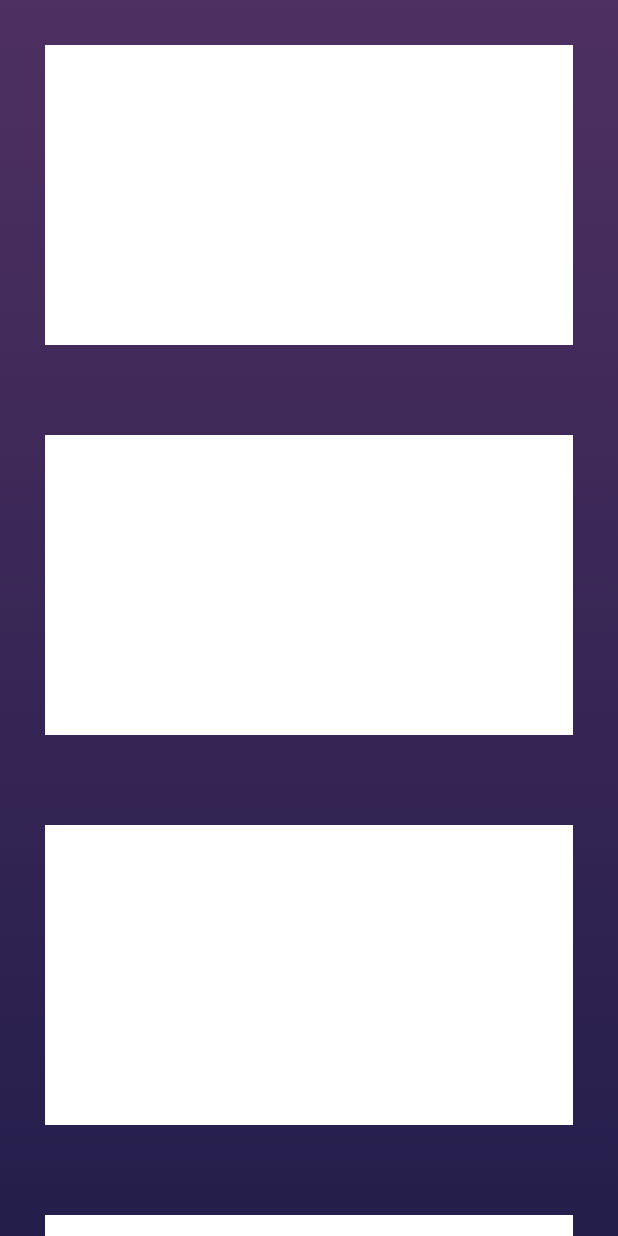
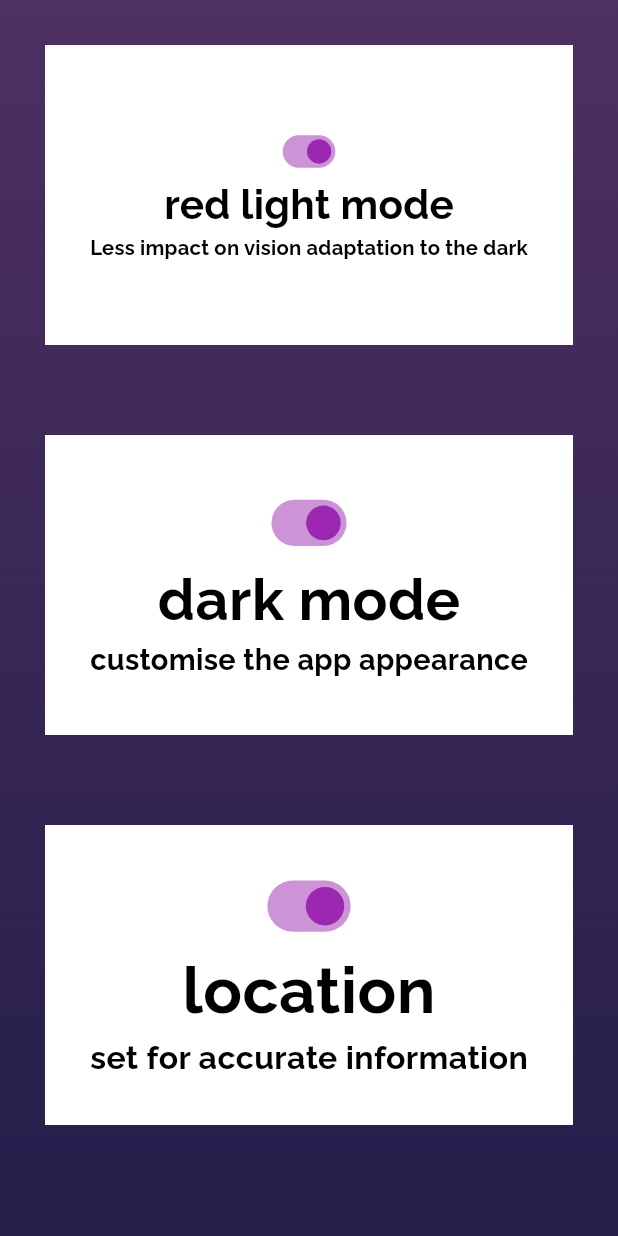
Before and after one commit to khorcarol/skyspy, a Flutter app: the screen it shows after launch, on a phone screen of 412 x 824 dp. Run offline on Flutter 3.47's test engine with Material 3 defaults, Android fonts, the light colour scheme and no system bars.

Commit message:
added files

```diff
--- a/lib/settings.dart
+++ b/lib/settings.dart
@@ -1,5 +1,66 @@
 import 'package:flutter/material.dart';
 
+class CustomSwitchCard extends StatelessWidget {
+  final String title;
+  final String description;
+  final bool switchValue;
+  final Function(bool)? onChanged;
+
+  const CustomSwitchCard({
+    Key? key,
+    required this.title,
+    required this.description,
+    required this.switchValue,
+    required this.onChanged,
+  }) : super(key: key);
+
+  @override
+  Widget build(BuildContext context) {
+    return Padding(
+      padding: const EdgeInsets.all(30.0),
+      child: Container(
+        height: 200,
+        color: Colors.white,
+        child: Padding(
+          padding: const EdgeInsets.all(30),
+          child: FittedBox(
+            fit: BoxFit.fitWidth,
+            child: Column(
+              children: [
+                Align(alignment: Alignment.topRight,
+                  child:
+                    Switch(
+                      value: switchValue,
+                      onChanged: onChanged,
+                      activeColor: Colors.purple,
+                    )
+                    ),
+                    Text(
+                      title,
+                      style: const TextStyle(
+                        fontSize: 40,
+                        color: Colors.black,
+                        fontFamily: "Raleway",
+                      ),
+                    ),
+                    Text(
+                      description,
+                      style: TextStyle(
+                        fontSize: 20,
+                        color: Colors.black,
+                        fontFamily: "Raleway",
+                      ),
+                    ),
+                  ],
+                ),
+
+            ),
+          ),
+        ),
+
+    );
+  }
+}
 class SettingsPage extends StatelessWidget {
   const SettingsPage({super.key});
 
@@ -16,20 +77,32 @@ class SettingsPage extends StatelessWidget {
             Color.fromRGBO(36, 30, 75, 1),
           ])),
       child: ListView(
+        children: [
 
-                children: [
-                  Padding(
-                      padding: EdgeInsets.all(30.0),
-                      child: Container(height: 200, color: Colors.white)),
-                  Padding(
-                      padding: EdgeInsets.all(30.0),
-                      child: Container(height: 200, color: Colors.white)),
-                      Padding(
-                      padding: EdgeInsets.all(30.0),
-                      child: Container(height: 200, color: Colors.white)),
-                      Padding(
-                      padding: EdgeInsets.all(30.0),
-                      child: Container(height: 200, color: Colors.white)),
+          CustomSwitchCard(
+            title: 'red light mode',
+            description: 'Less impact on vision adaptation to the dark',
+            switchValue: true,
+            onChanged: (bool value) {
+              // Handle switch value changes here
+            },
+          ),
+          CustomSwitchCard(
+            title: 'dark mode',
+            description: 'customise the app appearance',
+            switchValue: true,
+            onChanged: (bool value) {
+              // Handle switch value changes here
+            },
+          ),
+          CustomSwitchCard(
+            title: 'location',
+            description: 'set for accurate information',
+            switchValue: true,
+            onChanged: (bool value) {
+              // Handle switch value changes here
+            },
+          ),
         ],
       ),
     ));
--- a/pubspec.yaml
+++ b/pubspec.yaml
@@ -83,6 +83,10 @@ flutter:
       fonts:
         - asset: fonts/Karla-Bold.ttf
 
+    - family: Raleway
+      fonts:
+        - asset: fonts/Raleway-Bold.ttf
+
   #   - family: Trajan Pro
   #     fonts:
   #       - asset: fonts/TrajanPro.ttf
```
Also changed, not shown: fonts/Raleway-Bold.ttf (added). Lines whose indentation alone changed are shown as unchanged.
